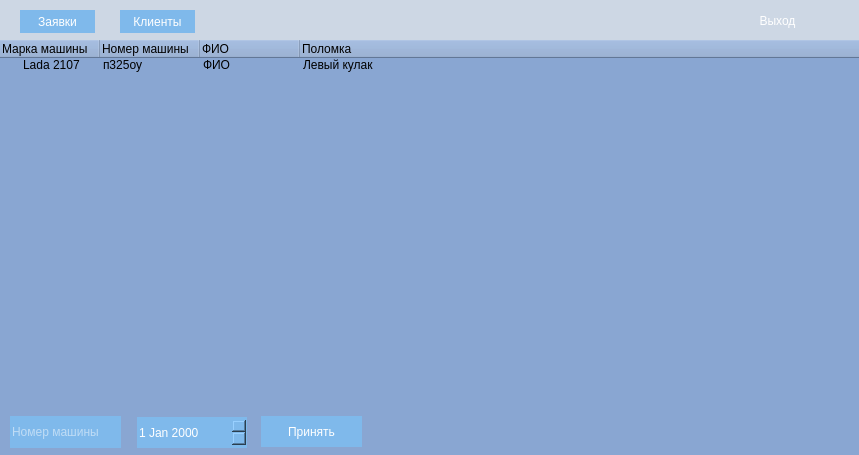
Above: designe/serviceMainApp.ui from AsQqqq/chamomile before the change. Below: the same form after it.
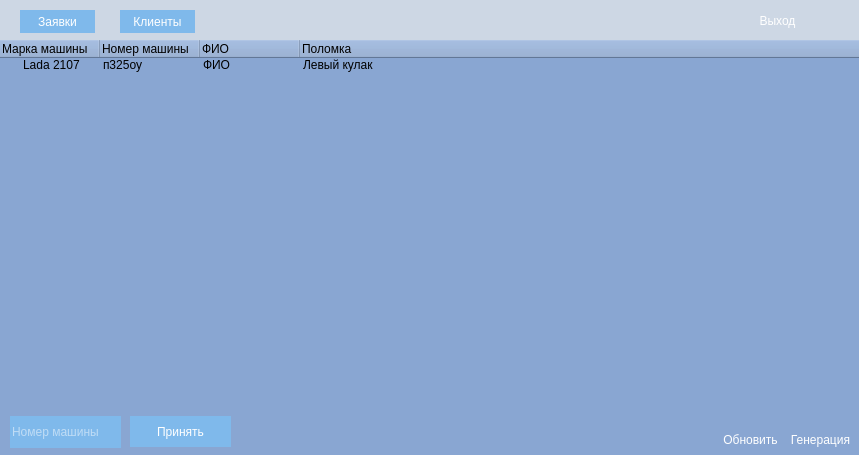
That is the form after the change. Icons and pictures are not drawn.

```diff
--- a/designe/serviceMainApp.ui
+++ b/designe/serviceMainApp.ui
@@ -227,7 +227,7 @@
    </property>
    <property name="geometry">
     <rect>
-     <x>261</x>
+     <x>130</x>
      <y>416</y>
      <width>101</width>
      <height>31</height>
@@ -256,23 +256,40 @@
     <string>Принять</string>
    </property>
   </widget>
-  <widget class="QDateEdit" name="date">
+  <widget class="QPushButton" name="pushButton">
    <property name="geometry">
     <rect>
-     <x>137</x>
-     <y>417</y>
-     <width>110</width>
-     <height>31</height>
+     <x>790</x>
+     <y>430</y>
+     <width>61</width>
+     <height>20</height>
     </rect>
    </property>
    <property name="styleSheet">
-    <string notr="true">
-* {
-background-color: #7FB9EB;
-width: 80px;
-height: 40px;
-}
-</string>
+    <string notr="true">*:hover {
+	color: green;
+}</string>
+   </property>
+   <property name="text">
+    <string>Генерация</string>
+   </property>
+  </widget>
+  <widget class="QPushButton" name="pushButton_2">
+   <property name="geometry">
+    <rect>
+     <x>720</x>
+     <y>430</y>
+     <width>61</width>
+     <height>20</height>
+    </rect>
+   </property>
+   <property name="styleSheet">
+    <string notr="true">*:hover {
+	color: green;
+}</string>
+   </property>
+   <property name="text">
+    <string>Обновить</string>
    </property>
   </widget>
  </widget>
```
